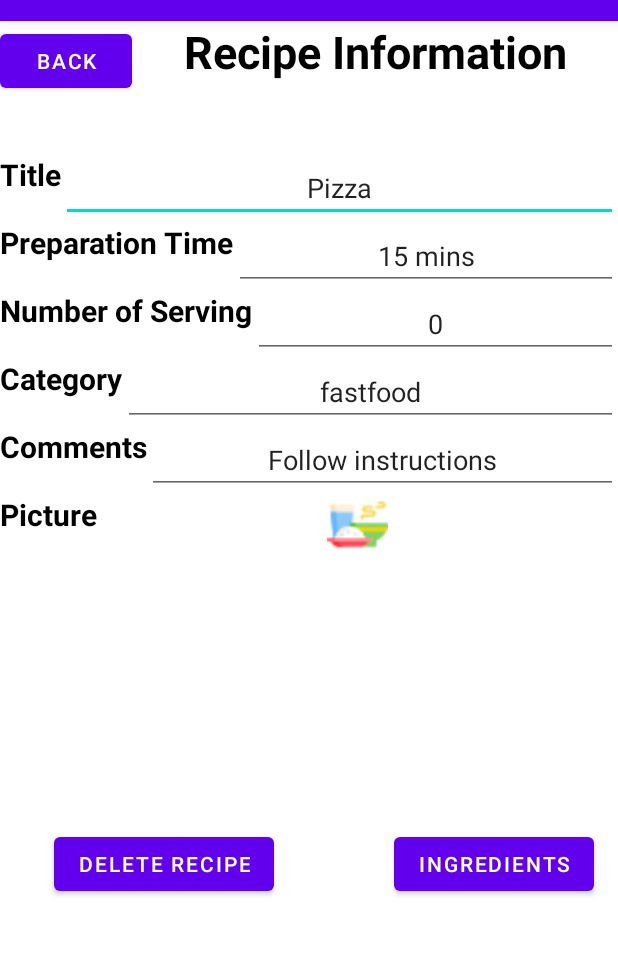
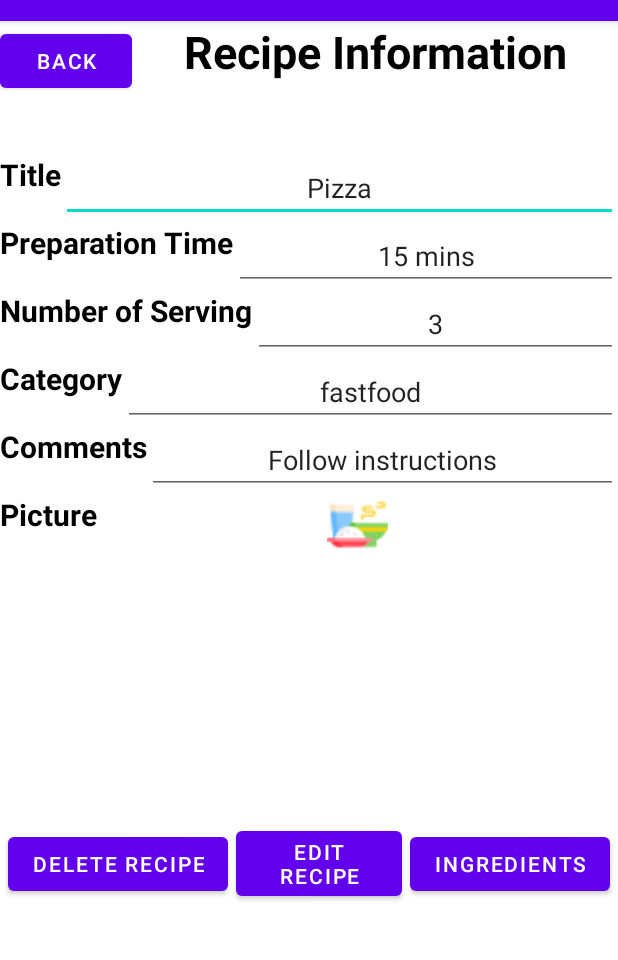
Before and after one commit to mac-op/TopMeals, an Android app: the RecipeBook screen opened directly, with no data from a screen before it, after a tap on "Pizza", on a phone screen of 412 x 824 dp, the part 63-1023 px from its top. Run offline under Robolectric (Android 15) with nearby library versions, the phone set to English and light mode, and no system bars.

Commit message:
Added edit recipe functionality

```diff
--- a/app/src/main/java/com/example/topgmeals/ingredient/storage/Ingredient.java
+++ b/app/src/main/java/com/example/topgmeals/ingredient/storage/Ingredient.java
@@ -4,6 +4,8 @@ import android.os.Parcel;
 import android.os.Parcelable;
 
 import java.util.Date;
+
+
 
 public class Ingredient implements Parcelable {
     private String description;
--- a/app/src/main/java/com/example/topgmeals/recipe/book/RecipeBook.java
+++ b/app/src/main/java/com/example/topgmeals/recipe/book/RecipeBook.java
@@ -50,6 +50,13 @@ public class RecipeBook extends AppCompatActivity  {
                         recipeBook.remove(position);
                         recipeListAdapter.notifyDataSetChanged();
                     }
+                    else if (result.getResultCode() == 3){
+                        Intent intent = result.getData();
+                        Recipe recipe_object = (Recipe) intent.getSerializableExtra("UPDATED OBJECT");
+                        int position = intent.getIntExtra("POSITION",-1);
+                        recipeBook.set(position,recipe_object);
+                        recipeListAdapter.notifyDataSetChanged();
+                    }
 
                 }
 
@@ -58,23 +65,14 @@ public class RecipeBook extends AppCompatActivity  {
         recipeList.setOnItemClickListener(new AdapterView.OnItemClickListener() {
             @Override
             public void onItemClick(AdapterView<?> adapterView, View view, int i, long l) {
-                //Intent new_intent=getIntent();
 
                 Intent intent = new Intent(currentClass, RecipeDisplay.class);
-                String title = recipeBook.get(i).getTitle();
-                String prep_time = recipeBook.get(i).getPrepTime();
-                Integer servings = recipeBook.get(i).getServings();
-                String s_servings=servings.toString();
-                String category = recipeBook.get(i).getCategory();
-                String comments = recipeBook.get(i).getComments();
+                Recipe recipe_object = recipeBook.get(i);
+                intent.putExtra("POSITION", i);
+                intent.putExtra("OBJECT", recipe_object);
 
-                intent.putExtra("TITLE",title);
-                intent.putExtra("PREP_TIME",prep_time);
-                intent.putExtra("SERVINGS",s_servings);
-                intent.putExtra("CATEGORY",category);
-                intent.putExtra("COMMENTS",comments);
-                intent.putExtra("POSITION",i);
                 viewRecipe.launch(intent);
+
             }
         });
 
--- a/app/src/main/java/com/example/topgmeals/recipe/book/RecipeDisplay.java
+++ b/app/src/main/java/com/example/topgmeals/recipe/book/RecipeDisplay.java
@@ -26,18 +26,19 @@ public class RecipeDisplay extends AppCompatActivity {
 
 
         Intent intent = getIntent();
-        String titleToDisplay = intent.getExtras().getString("TITLE");
-        String prepTimeToDisplay = intent.getExtras().getString("PREP_TIME");
-        Integer servingsToDisplay = intent.getExtras().getInt("SERVINGS");
-        String categoryToDisplay = intent.getExtras().getString("CATEGORY");
-        String commentsToDisplay = intent.getExtras().getString("COMMENTS");
+
+
+        Recipe recipe_object = (Recipe) intent.getSerializableExtra("OBJECT");
+
+
+
+        title.setText(recipe_object.getTitle());
+        prepTime.setText(recipe_object.getPrepTime());
+        servings.setText(recipe_object.getServings().toString());
+        category.setText(recipe_object.getCategory());
+        comments.setText(recipe_object.getComments());
         int position = intent.getIntExtra("POSITION",-1);
 
-        title.setText(titleToDisplay);
-        prepTime.setText(prepTimeToDisplay);
-        servings.setText(servingsToDisplay.toString()); // Not displaying right servings value
-        category.setText(categoryToDisplay);
-        comments.setText(commentsToDisplay);
 
 
 
@@ -47,6 +48,24 @@ public class RecipeDisplay extends AppCompatActivity {
             public void onClick(View view) {
                 Intent intent = new Intent(currentClass, IngredientRecipe.class);
                 startActivity(intent);
+            }
+        });
+
+        Button edit_recipe = (Button) findViewById(R.id.edit_recipe_button);
+        edit_recipe.setOnClickListener(new View.OnClickListener() {
+            @Override
+            public void onClick(View view) {
+                recipe_object.setTitle(title.getText().toString());
+                recipe_object.setPrepTime(prepTime.getText().toString());
+                recipe_object.setServings(Integer.valueOf(servings.getText().toString()));
+                recipe_object.setCategory(category.getText().toString());
+                recipe_object.setComments(comments.getText().toString());
+
+                Intent intent = new Intent();
+                intent.putExtra("POSITION", position);
+                intent.putExtra("UPDATED OBJECT",recipe_object);
+                setResult(3,intent);
+                finish();
             }
         });
 
--- a/app/src/main/res/layout/activity_recipee_information.xml
+++ b/app/src/main/res/layout/activity_recipee_information.xml
@@ -229,15 +229,26 @@
             android:layout_width="wrap_content"
             android:layout_height="wrap_content"
             android:text="Delete Recipe"
-            android:layout_marginLeft="20dp">
+            android:layout_marginLeft="5sp"
+            >
 
         </Button>
+
+        <Button
+            android:id="@+id/edit_recipe_button"
+            android:layout_width="wrap_content"
+            android:layout_height="wrap_content"
+            android:layout_weight="1"
+            android:text="Edit Recipe"
+            android:layout_marginLeft="5sp"
+            android:layout_marginRight="5sp"/>
+
         <Button
             android:id="@+id/ingredients_button"
             android:layout_width="wrap_content"
             android:layout_height="wrap_content"
             android:text="Ingredients"
-            android:layout_marginLeft="80dp">
+            android:layout_marginRight="5sp">
 
         </Button>
     </LinearLayout>
```
Also changed, not shown: app/src/main/java/com/example/topgmeals/recipe/book/Recipe.java (+44 -8 lines).
